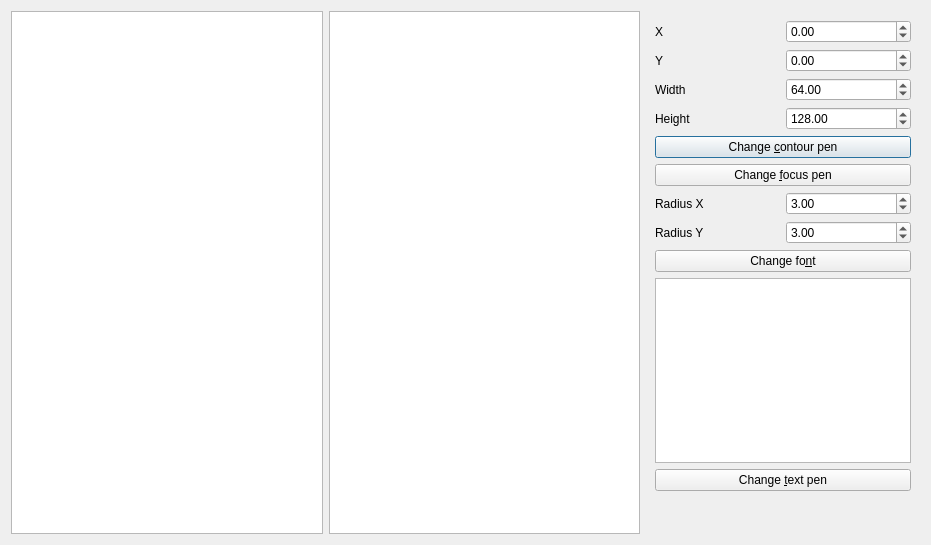
richelbilderbeek/ProjectRichelBilderbeek, file Tools/ToolTestQtRoundedEditRectItem/qttestqtroundededitrectitemmodifydialog.ui: the form before one commit.
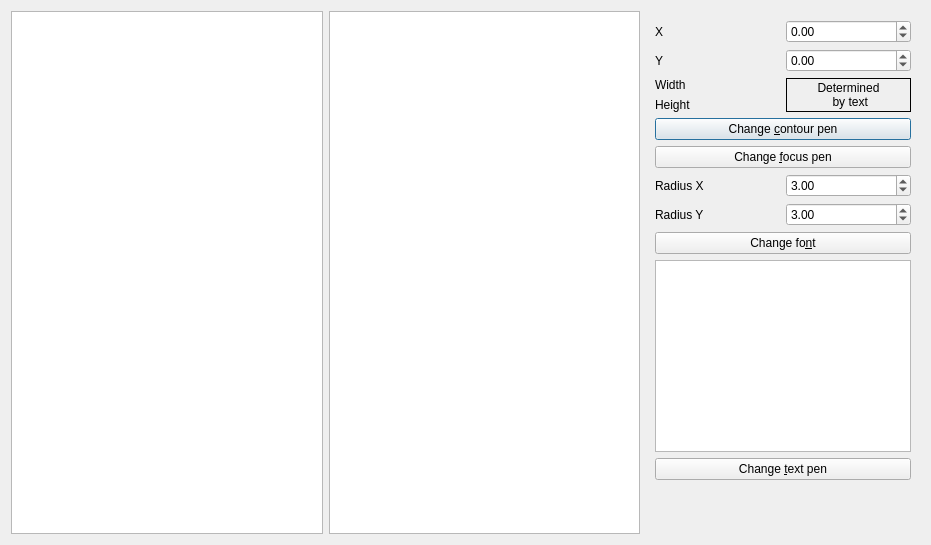
The form after the commit. Icons and pictures are not drawn.

```diff
--- a/Tools/ToolTestQtRoundedEditRectItem/qttestqtroundededitrectitemmodifydialog.ui
+++ b/Tools/ToolTestQtRoundedEditRectItem/qttestqtroundededitrectitemmodifydialog.ui
@@ -130,26 +130,6 @@
         </property>
        </widget>
       </item>
-      <item row="2" column="1">
-       <widget class="QDoubleSpinBox" name="box_width">
-        <property name="maximum">
-         <double>1000.000000000000000</double>
-        </property>
-        <property name="value">
-         <double>64.000000000000000</double>
-        </property>
-       </widget>
-      </item>
-      <item row="3" column="1">
-       <widget class="QDoubleSpinBox" name="box_height">
-        <property name="maximum">
-         <double>1000.000000000000000</double>
-        </property>
-        <property name="value">
-         <double>128.000000000000000</double>
-        </property>
-       </widget>
-      </item>
       <item row="8" column="0" colspan="2">
        <widget class="QPushButton" name="button_font">
         <property name="text">
@@ -167,6 +147,20 @@
         </property>
        </widget>
       </item>
+      <item row="2" column="1" rowspan="2">
+       <widget class="QLabel" name="label">
+        <property name="frameShape">
+         <enum>QFrame::Box</enum>
+        </property>
+        <property name="text">
+         <string>Determined
+ by text</string>
+        </property>
+        <property name="alignment">
+         <set>Qt::AlignCenter</set>
+        </property>
+       </widget>
+      </item>
      </layout>
     </widget>
    </item>
```
